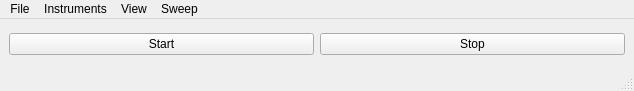
The window that plotting/script_viewer.ui (SchusterLab/slab) describes before a commit, drawn with Qt 5.
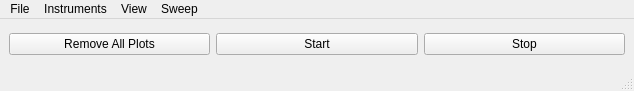
The same window after the commit.

Commit message: 'Remove all plots' button added

```diff
--- a/plotting/script_viewer.ui
+++ b/plotting/script_viewer.ui
@@ -20,6 +20,13 @@
     </property>
     <item>
      <layout class="QHBoxLayout" name="horizontalLayout">
+      <item>
+       <widget class="QPushButton" name="remove_plots_button">
+        <property name="text">
+         <string>Remove All Plots</string>
+        </property>
+       </widget>
+      </item>
       <item>
        <widget class="QPushButton" name="start_button">
         <property name="text">
```
The commit also changes 1 other file.
